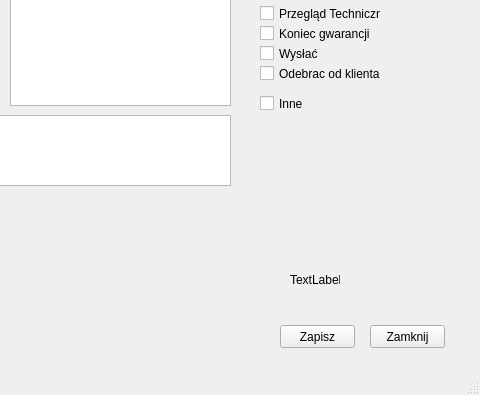
First picture: the form in Kontrahent/kontrahentinfododajwpis.ui, repository Astropl/OptiBase, before the edit; both pictures show x 320 to 800 and y 205 to 600 of the 800 by 600 pixel window.
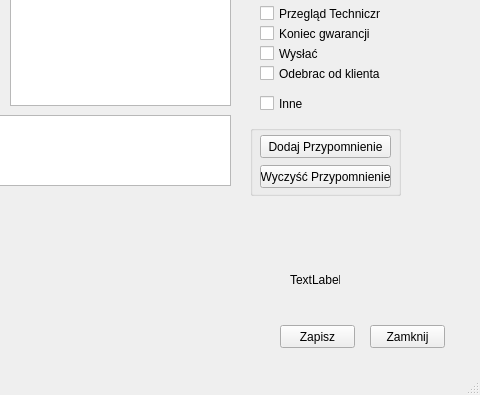
Second picture: the form after the edit.

```diff
--- a/Kontrahent/kontrahentinfododajwpis.ui
+++ b/Kontrahent/kontrahentinfododajwpis.ui
@@ -532,6 +532,45 @@
      <string>Odebrac od klienta</string>
     </property>
    </widget>
+   <widget class="QGroupBox" name="groupBox">
+    <property name="geometry">
+     <rect>
+      <x>570</x>
+      <y>330</y>
+      <width>151</width>
+      <height>71</height>
+     </rect>
+    </property>
+    <property name="title">
+     <string/>
+    </property>
+    <widget class="QPushButton" name="pushButton_3">
+     <property name="geometry">
+      <rect>
+       <x>10</x>
+       <y>10</y>
+       <width>131</width>
+       <height>23</height>
+      </rect>
+     </property>
+     <property name="text">
+      <string>Dodaj Przypomnienie</string>
+     </property>
+    </widget>
+    <widget class="QPushButton" name="pushButton_4">
+     <property name="geometry">
+      <rect>
+       <x>10</x>
+       <y>40</y>
+       <width>131</width>
+       <height>23</height>
+      </rect>
+     </property>
+     <property name="text">
+      <string>Wyczyść Przypomnienie</string>
+     </property>
+    </widget>
+   </widget>
    <zorder>label_9</zorder>
    <zorder>label_13</zorder>
    <zorder>label</zorder>
```
Left out of the diff: 1 changed line with no effect on the pictures.
